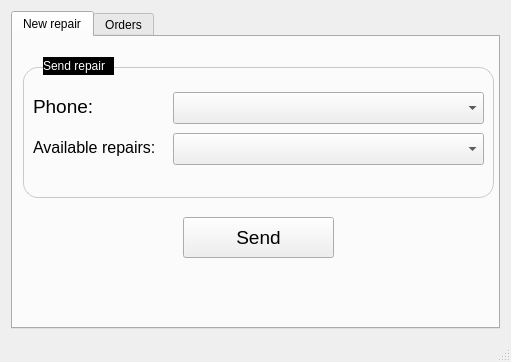
Above: tiendaMoviles/mainwindow.ui from ChristopherCousin/PhoneShop before the change. Below: the same form after it.
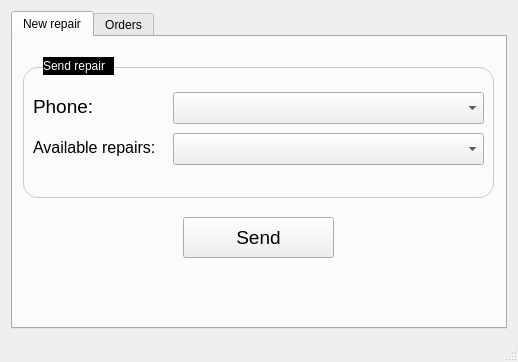
That is the form after the change. The open tabs and pages were chosen to show the change.

What changed in the file:
```diff
--- a/tiendaMoviles/mainwindow.ui
+++ b/tiendaMoviles/mainwindow.ui
@@ -6,7 +6,7 @@
    <rect>
     <x>0</x>
     <y>0</y>
-    <width>511</width>
+    <width>518</width>
     <height>362</height>
    </rect>
   </property>
```
Left out of the diff: 12 changed lines with no effect on the pictures.
